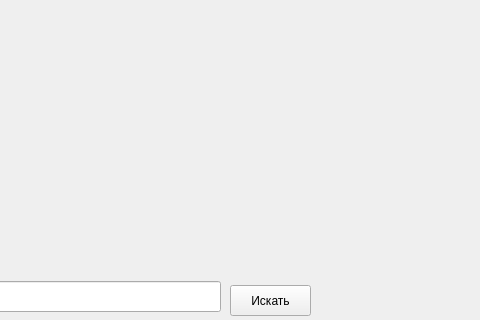
Before: the Qt Designer form data/ui_design/main_ui.ui in Nitor112221/WEB_project_API, drawn with Qt 5; both pictures show x 320 to 800 and y 280 to 600 of the 800 by 600 pixel window.
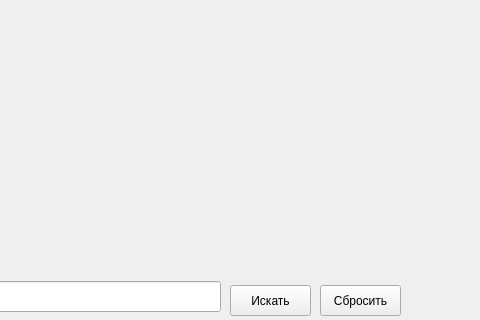
After: the same form once the commit is applied.

Commit message: Добавлена кнопка "Сбросить"

The edit to the form file:
```diff
--- a/data/ui_design/main_ui.ui
+++ b/data/ui_design/main_ui.ui
@@ -81,6 +81,19 @@
      <string>Искать</string>
     </property>
    </widget>
+   <widget class="QPushButton" name="pushButton_reset">
+    <property name="geometry">
+     <rect>
+      <x>640</x>
+      <y>565</y>
+      <width>81</width>
+      <height>31</height>
+     </rect>
+    </property>
+    <property name="text">
+     <string>Сбросить</string>
+    </property>
+   </widget>
   </widget>
  </widget>
  <resources/>
```
The commit also changes 1 other file.
